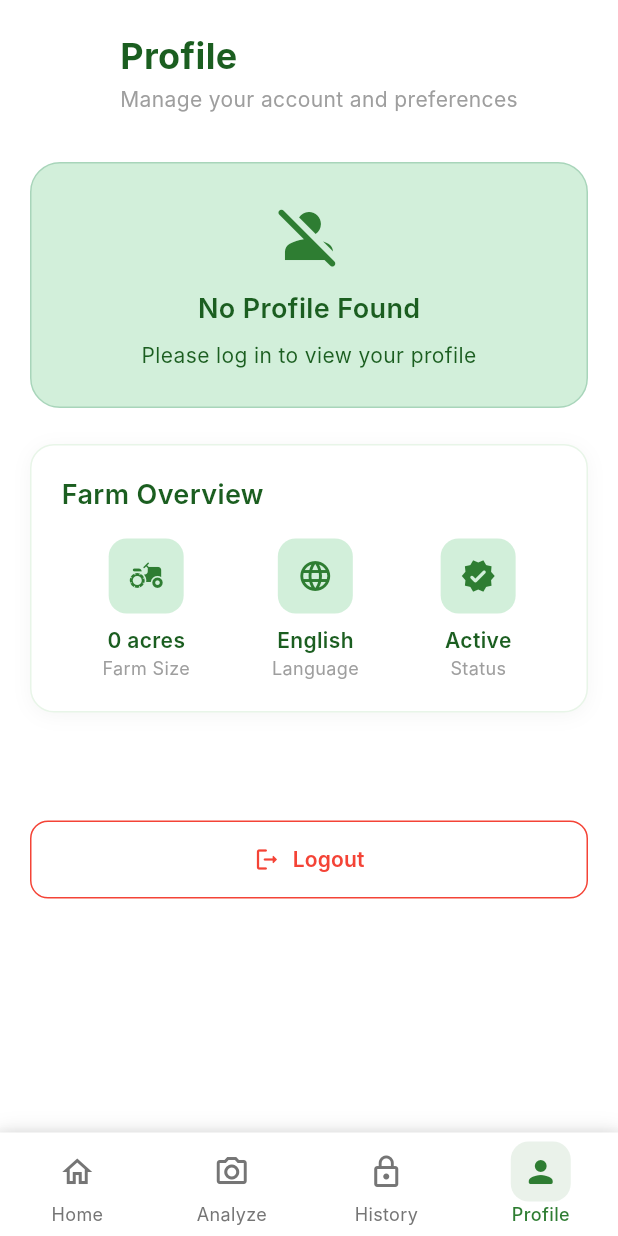
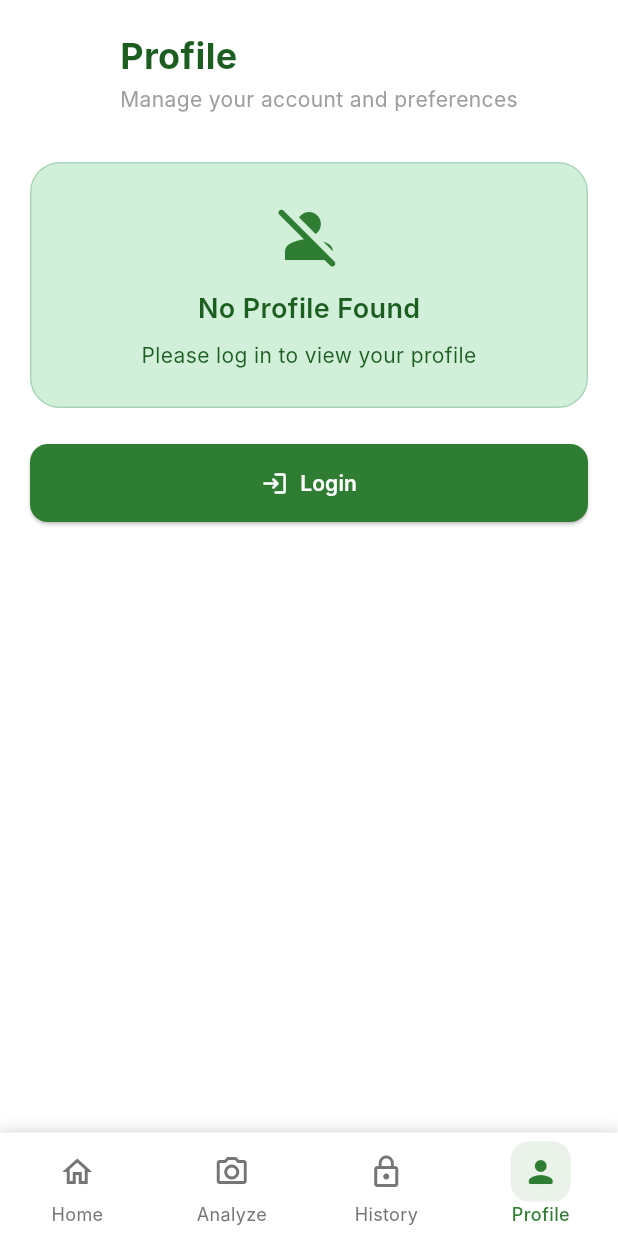
Before and after one commit to is-project-4th-year/ShambaEye, a Flutter app: the screen it shows after launch, item 4 of the bottom bar chosen, on a phone screen of 412 x 824 dp. Run offline on Flutter 3.47's test engine with Material 3 defaults, Android fonts, the phone set to English and light mode, and no system bars; our stand-ins replace cloud_firestore, firebase_auth, firebase_core, firebase_storage, image_picker; missing offline and left inert: flutter_pytorch_lite; accounts and stored records are empty; generated files the repository leaves out were written again; Roboto replaces fonts that are missing (Inter).

Commit message:
fixes: removing bugs and cleaning up UI

```diff
--- a/mobile/lib/presentation/pages/auth/login_screen.dart
+++ b/mobile/lib/presentation/pages/auth/login_screen.dart
@@ -1,8 +1,10 @@
 import 'package:flutter/material.dart';
 import 'package:provider/provider.dart';
-import '../home_page.dart'; // ✅ EXISTING FILE
+// import '../home_page.dart'; // ✅ EXISTING FILE
 import '../../providers/auth_provider.dart'; // 🆕 NEW FILE
 import 'signup_screen.dart'; // 🆕 NEW FILE
+import '../home_screen.dart';
+import '../main_screen.dart';
 
 class LoginScreen extends StatefulWidget {
   const LoginScreen({super.key});
@@ -40,7 +42,7 @@ class _LoginScreenState extends State<LoginScreen> {
           // Navigate to home
           Navigator.pushReplacement(
             context,
-            MaterialPageRoute(builder: (context) => HomePage()),
+            MaterialPageRoute(builder: (context) => MainScreen()),
           );
         }
       }
--- a/mobile/lib/presentation/pages/profile_screen.dart
+++ b/mobile/lib/presentation/pages/profile_screen.dart
@@ -1,7 +1,8 @@
 import 'package:flutter/material.dart';
 import 'package:provider/provider.dart';
 import '../providers/auth_provider.dart';
-import '../../services/auth_service.dart'; // ✅ ADD THIS IMPORT
+import '../../services/auth_service.dart';
+import 'auth/login_screen.dart';
 
 class ProfileScreen extends StatefulWidget {
   const ProfileScreen({super.key});
@@ -117,6 +118,12 @@ class _ProfileScreenState extends State<ProfileScreen> {
     });
   }
 
+void _navigateToLogin() {
+  Navigator.push(
+    context,
+    MaterialPageRoute(builder: (context) => LoginScreen()),
+  );
+}
   @override
   Widget build(BuildContext context) {
     final authProvider = Provider.of<AppAuthProvider>(context);
@@ -137,16 +144,20 @@ class _ProfileScreenState extends State<ProfileScreen> {
               _buildProfileCard(authProvider),
               const SizedBox(height: 24),
 
-              // Stats Section
+              // Stats Section - Only show when logged in
+              if (authProvider.isLoggedIn) ...[
                 _buildStatsSection(),
                 const SizedBox(height: 32),
+              ],
 
-              // Profile Details
+              // Profile Details - Only show when logged in
+              if (authProvider.isLoggedIn) ...[
                 _buildProfileDetails(context, authProvider),
                 const SizedBox(height: 40),
+              ],
 
-              // Logout Button
-              _buildLogoutButton(context),
+              // Login/Logout Button
+              _buildAuthButton(context, authProvider),
             ],
           ),
         ),
@@ -183,7 +194,7 @@ class _ProfileScreenState extends State<ProfileScreen> {
             ],
           ),
         ),
-        if (!_isEditing && authProvider.isLoggedIn)
+        if (authProvider.isLoggedIn && !_isEditing)
           Container(
             width: 44,
             height: 44,
@@ -692,11 +703,12 @@ class _ProfileScreenState extends State<ProfileScreen> {
     );
   }
 
-  Widget _buildLogoutButton(BuildContext context) {
+  Widget _buildAuthButton(BuildContext context, AppAuthProvider authProvider) {
     return Center(
       child: SizedBox(
         width: double.infinity,
-        child: OutlinedButton.icon(
+        child: authProvider.isLoggedIn
+            ? OutlinedButton.icon(
                 onPressed: () {
                   _showLogoutDialog(context);
                 },
@@ -711,6 +723,21 @@ class _ProfileScreenState extends State<ProfileScreen> {
                     borderRadius: BorderRadius.circular(12),
                   ),
                   side: const BorderSide(color: Colors.red),
+                ),
+              )
+            : ElevatedButton.icon(
+                onPressed: _navigateToLogin,
+                icon: const Icon(Icons.login_rounded, color: Colors.white),
+                label: const Text(
+                  'Login',
+                  style: TextStyle(color: Colors.white, fontWeight: FontWeight.w600),
+                ),
+                style: ElevatedButton.styleFrom(
+                  backgroundColor: const Color(0xFF2E7D32),
+                  padding: const EdgeInsets.symmetric(vertical: 16),
+                  shape: RoundedRectangleBorder(
+                    borderRadius: BorderRadius.circular(12),
+                  ),
                 ),
               ),
       ),
--- a/mobile/lib/services/local_model_service.dart
+++ b/mobile/lib/services/local_model_service.dart
@@ -47,6 +47,7 @@ Future<void> loadModel({
       final jsonStr = await rootBundle.loadString(jsonPath);
       final List<dynamic> jsonList = json.decode(jsonStr);
       classNames = jsonList.map((e) => e.toString()).toList();
+
     }
   } catch (e) {
     print('Warning: Unable to load class names. Using indices as fallback.');
@@ -64,6 +65,8 @@ Future<void> loadModel({
 
   _isLoaded = true;
   print('Model loaded successfully with ${classNames.length} classes.');
+  print('📄 Loaded class names: $classNames');
+
 }
 
 
--- a/mobile/pubspec.yaml
+++ b/mobile/pubspec.yaml
@@ -69,5 +69,6 @@ flutter:
 
   # Add assets for images
   assets:
-    - assets/models/
+    - assets/models/tomato_disease_classifier_mobile.ptl
+    - assets/models/class_names.json
     - assets/treatment_advice.json
```
Also changed, not shown: 3 other files. Lines whose indentation alone changed are shown as unchanged.
